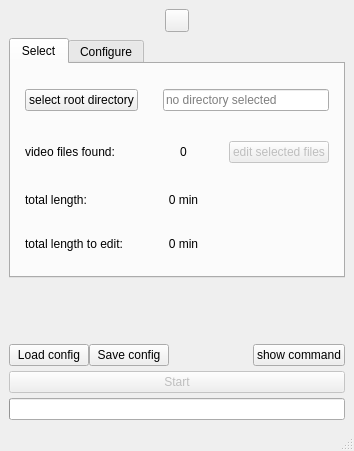
Qt form src/UI/mainWindowUI/batchEditor.ui (fdllrs/batchEditor) before a commit.
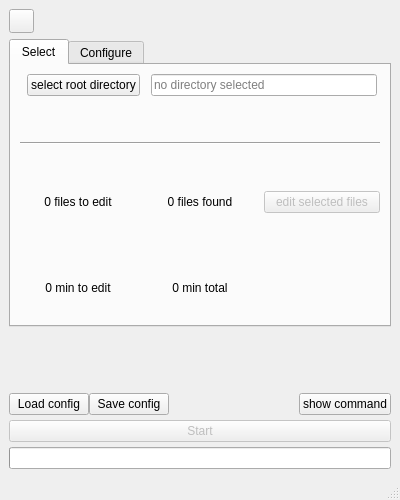
The same form after that commit. The open tabs and pages were chosen to show the change. Icons and pictures are not drawn.

```diff
--- a/src/UI/mainWindowUI/batchEditor.ui
+++ b/src/UI/mainWindowUI/batchEditor.ui
@@ -6,10 +6,16 @@
    <rect>
     <x>0</x>
     <y>0</y>
-    <width>354</width>
-    <height>451</height>
+    <width>400</width>
+    <height>500</height>
    </rect>
   </property>
+  <property name="minimumSize">
+   <size>
+    <width>400</width>
+    <height>500</height>
+   </size>
+  </property>
   <property name="windowTitle">
    <string>Batch Editor</string>
   </property>
@@ -18,7 +24,7 @@
   </property>
   <widget class="QWidget" name="centralwidget">
    <layout class="QVBoxLayout" name="verticalLayout_2">
-    <item alignment="Qt::AlignmentFlag::AlignHCenter">
+    <item>
      <widget class="QToolButton" name="helpButton">
       <property name="enabled">
        <bool>true</bool>
@@ -38,6 +44,12 @@
       <property name="icon">
        <iconset theme="QIcon::ThemeIcon::HelpAbout"/>
       </property>
+      <property name="iconSize">
+       <size>
+        <width>17</width>
+        <height>17</height>
+       </size>
+      </property>
       <property name="autoRepeat">
        <bool>false</bool>
       </property>
@@ -66,62 +78,113 @@
        </attribute>
        <layout class="QVBoxLayout" name="verticalLayout">
         <item>
-         <layout class="QGridLayout" name="SelectionGrid" columnstretch="0,1,2">
-          <property name="leftMargin">
-           <number>5</number>
-          </property>
-          <property name="topMargin">
-           <number>5</number>
-          </property>
-          <property name="rightMargin">
-           <number>5</number>
-          </property>
-          <property name="bottomMargin">
-           <number>5</number>
-          </property>
-          <property name="horizontalSpacing">
-           <number>25</number>
-          </property>
+         <layout class="QGridLayout" name="gridLayout_3">
           <property name="verticalSpacing">
-           <number>30</number>
+           <number>46</number>
           </property>
-          <item row="1" column="1">
-           <widget class="QLabel" name="filesFound">
-            <property name="sizePolicy">
-             <sizepolicy hsizetype="Preferred" vsizetype="Fixed">
-              <horstretch>0</horstretch>
-              <verstretch>0</verstretch>
-             </sizepolicy>
-            </property>
+          <item row="3" column="1">
+           <widget class="QLabel" name="totalLength">
             <property name="text">
-             <string>0</string>
+             <string>0 min total</string>
             </property>
             <property name="alignment">
              <set>Qt::AlignmentFlag::AlignCenter</set>
             </property>
            </widget>
           </item>
+          <item row="1" column="0" colspan="3">
+           <widget class="Line" name="line_2">
+            <property name="orientation">
+             <enum>Qt::Orientation::Horizontal</enum>
+            </property>
+           </widget>
+          </item>
           <item row="3" column="0">
-           <widget class="QLabel" name="totalLengthToEditLabel">
+           <widget class="QLabel" name="totalLengthToEdit">
             <property name="text">
-             <string>total length to edit: </string>
+             <string>0 min to edit</string>
             </property>
             <property name="alignment">
-             <set>Qt::AlignmentFlag::AlignLeading|Qt::AlignmentFlag::AlignLeft|Qt::AlignmentFlag::AlignVCenter</set>
+             <set>Qt::AlignmentFlag::AlignCenter</set>
             </property>
            </widget>
           </item>
-          <item row="1" column="2">
+          <item row="2" column="0">
+           <widget class="QLabel" name="filesToEdit">
+            <property name="text">
+             <string>0 files to edit</string>
+            </property>
+            <property name="alignment">
+             <set>Qt::AlignmentFlag::AlignCenter</set>
+            </property>
+           </widget>
+          </item>
+          <item row="2" column="1">
+           <widget class="QLabel" name="filesFound">
+            <property name="sizeIncrement">
+             <size>
+              <width>107</width>
+              <height>0</height>
+             </size>
+            </property>
+            <property name="baseSize">
+             <size>
+              <width>38</width>
+              <height>0</height>
+             </size>
+            </property>
+            <property name="text">
+             <string>0 files found</string>
+            </property>
+            <property name="alignment">
+             <set>Qt::AlignmentFlag::AlignCenter</set>
+            </property>
+           </widget>
+          </item>
+          <item row="0" column="0" colspan="3">
+           <layout class="QHBoxLayout" name="horizontalLayout_4">
+            <property name="spacing">
+             <number>11</number>
+            </property>
+            <property name="leftMargin">
+             <number>7</number>
+            </property>
+            <property name="rightMargin">
+             <number>3</number>
+            </property>
+            <property name="bottomMargin">
+             <number>0</number>
+            </property>
+            <item>
+             <widget class="QPushButton" name="selectRootDirectoryButton">
+              <property name="toolTip">
+               <string>Browse and select the base folder containing the videos you want to process</string>
+              </property>
+              <property name="text">
+               <string>select root directory</string>
+              </property>
+             </widget>
+            </item>
+            <item>
+             <widget class="QLineEdit" name="rootDirectoryLabel">
+              <property name="readOnly">
+               <bool>true</bool>
+              </property>
+              <property name="placeholderText">
+               <string>no directory selected</string>
+              </property>
+              <property name="cursorMoveStyle">
+               <enum>Qt::CursorMoveStyle::LogicalMoveStyle</enum>
+              </property>
+             </widget>
+            </item>
+           </layout>
+          </item>
+          <item row="2" column="2">
            <widget class="QPushButton" name="editSelectedFilesButton">
             <property name="enabled">
              <bool>false</bool>
             </property>
-            <property name="sizePolicy">
-             <sizepolicy hsizetype="Expanding" vsizetype="Fixed">
-              <horstretch>0</horstretch>
-              <verstretch>0</verstretch>
-             </sizepolicy>
-            </property>
             <property name="toolTip">
              <string>Open the file list to manually enable/disable certain videos from the batch</string>
             </property>
@@ -139,84 +202,6 @@
             </property>
            </widget>
           </item>
-          <item row="2" column="1">
-           <widget class="QLabel" name="totalLength">
-            <property name="sizePolicy">
-             <sizepolicy hsizetype="Preferred" vsizetype="Fixed">
-              <horstretch>2</horstretch>
-              <verstretch>0</verstretch>
-             </sizepolicy>
-            </property>
-            <property name="text">
-             <string>0 min</string>
-            </property>
-            <property name="alignment">
-             <set>Qt::AlignmentFlag::AlignCenter</set>
-            </property>
-           </widget>
-          </item>
-          <item row="0" column="1" colspan="2">
-           <widget class="QLineEdit" name="rootDirectoryLabel">
-            <property name="readOnly">
-             <bool>true</bool>
-            </property>
-            <property name="placeholderText">
-             <string>no directory selected</string>
-            </property>
-            <property name="cursorMoveStyle">
-             <enum>Qt::CursorMoveStyle::LogicalMoveStyle</enum>
-            </property>
-           </widget>
-          </item>
-          <item row="1" column="0">
-           <widget class="QLabel" name="filesFoundLabel">
-            <property name="text">
-             <string>video files found:</string>
-            </property>
-            <property name="indent">
-             <number>0</number>
-            </property>
-           </widget>
-          </item>
-          <item row="0" column="0">
-           <widget class="QPushButton" name="selectRootDirectoryButton">
-            <property name="toolTip">
-             <string>Browse and select the base folder containing the videos you want to process</string>
-            </property>
-            <property name="text">
-             <string>select root directory</string>
-            </property>
-           </widget>
-          </item>
-          <item row="3" column="1">
-           <widget class="QLabel" name="totalLengthToEdit">
-            <property name="sizePolicy">
-             <sizepolicy hsizetype="Preferred" vsizetype="Fixed">
-              <horstretch>0</horstretch>
-              <verstretch>0</verstretch>
-             </sizepolicy>
-            </property>
-            <property name="text">
-             <string>0 min</string>
-            </property>
-            <property name="alignment">
-             <set>Qt::AlignmentFlag::AlignCenter</set>
-            </property>
-           </widget>
-          </item>
-          <item row="2" column="0">
-           <widget class="QLabel" name="totalLengthLabel">
-            <property name="enabled">
-             <bool>true</bool>
-            </property>
-            <property name="text">
-             <string>total length: </string>
-            </property>
-            <property name="alignment">
-             <set>Qt::AlignmentFlag::AlignLeading|Qt::AlignmentFlag::AlignLeft|Qt::AlignmentFlag::AlignVCenter</set>
-            </property>
-           </widget>
-          </item>
          </layout>
         </item>
        </layout>
```
Left out of the diff: 138 changed lines with no effect on the pictures.
